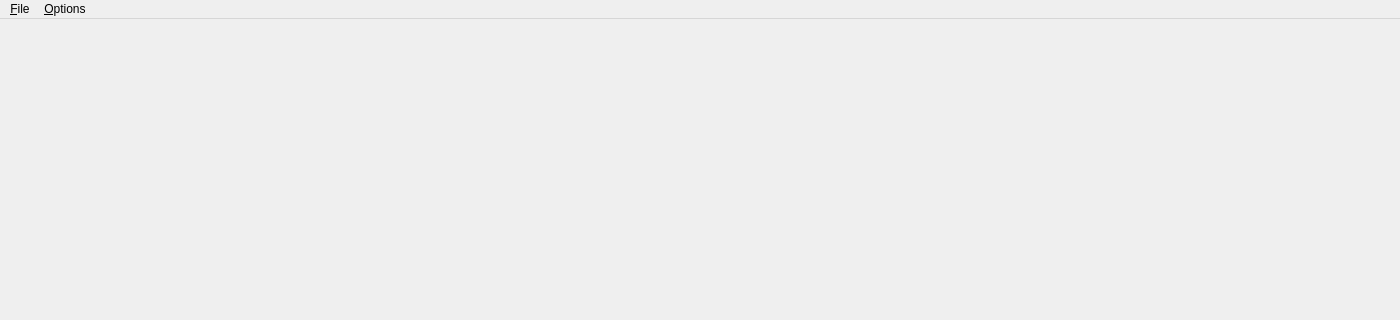
Before: the Qt Designer form MainWindow.ui in bendalab/NixView, drawn with Qt 5; both pictures show x 0 to 1400 and y 0 to 320 of the 1400 by 788 pixel window.
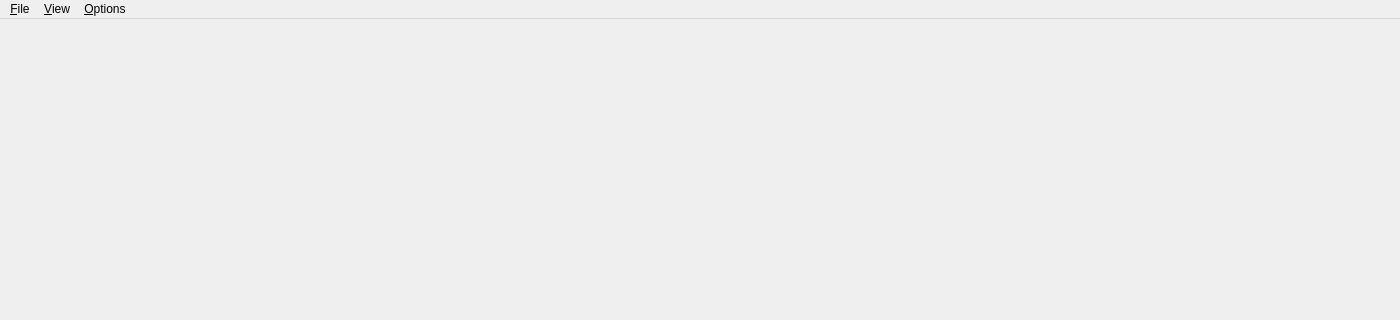
After: the same form once the commit is applied.

Commit message: added view menu

What changed in the file:
```diff
--- a/MainWindow.ui
+++ b/MainWindow.ui
@@ -46,7 +46,15 @@
      <string>&amp;Options</string>
     </property>
    </widget>
+   <widget class="QMenu" name="menuView">
+    <property name="title">
+     <string>&amp;View</string>
+    </property>
+    <addaction name="action_raw_data"/>
+    <addaction name="action_another_tree"/>
+   </widget>
    <addaction name="menuFile"/>
+   <addaction name="menuView"/>
    <addaction name="menuOptions"/>
   </widget>
   <widget class="QStatusBar" name="statusBar"/>
```
Left out of the diff: 10 changed lines with no effect on the pictures. The commit also changes 4 other files.
